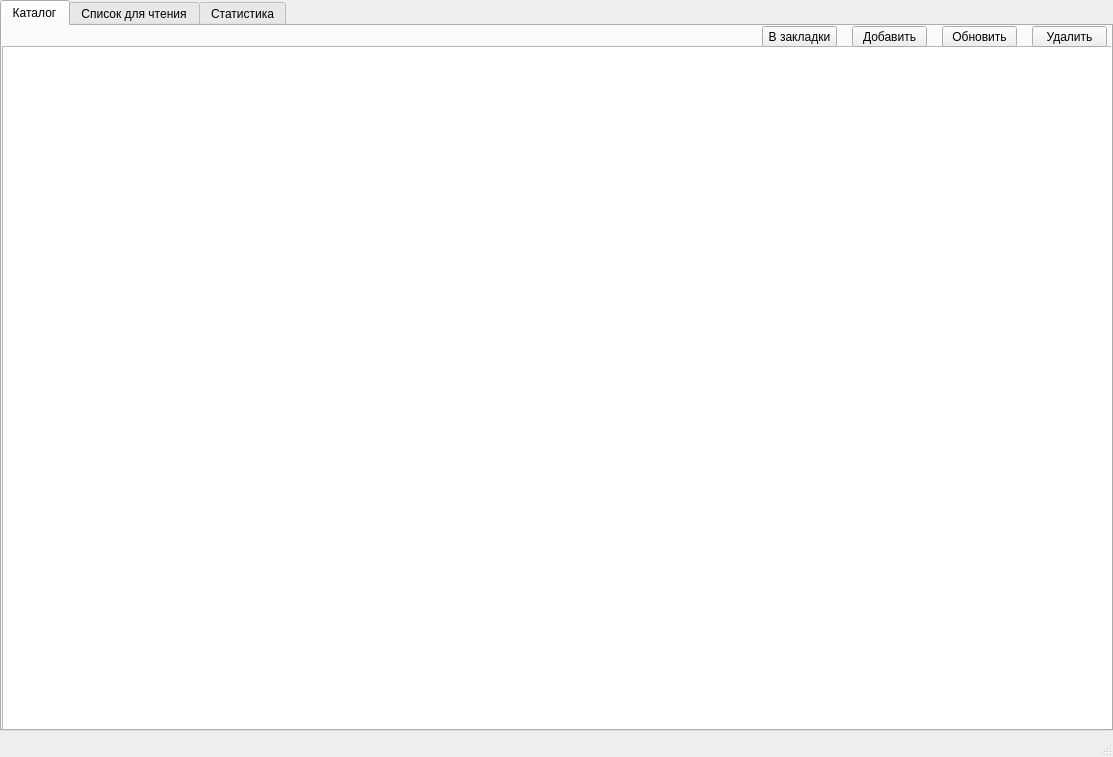
This is qt_design/qt_design/main_window.ui in sollmater/digital-library as Qt 5 draws it before an edit. The edited form follows.
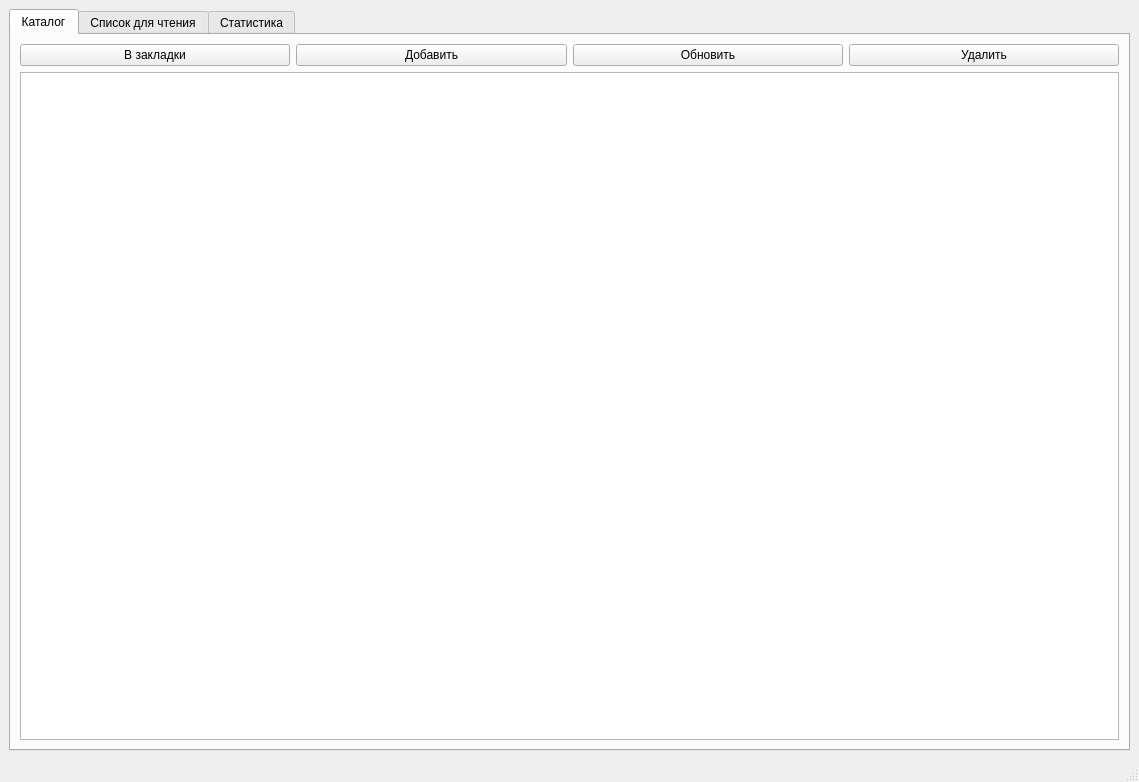
This is the edited form.

Commit message: обновление дизайна

Diff of the .ui file:
```diff
--- a/qt_design/qt_design/main_window.ui
+++ b/qt_design/qt_design/main_window.ui
@@ -9,8 +9,8 @@
    <rect>
     <x>0</x>
     <y>0</y>
-    <width>1113</width>
-    <height>757</height>
+    <width>1139</width>
+    <height>782</height>
    </rect>
   </property>
   <property name="sizePolicy">
@@ -21,14 +21,14 @@
   </property>
   <property name="minimumSize">
    <size>
-    <width>1113</width>
-    <height>757</height>
+    <width>0</width>
+    <height>0</height>
    </size>
   </property>
   <property name="maximumSize">
    <size>
-    <width>1113</width>
-    <height>757</height>
+    <width>16777215</width>
+    <height>16777215</height>
    </size>
   </property>
   <property name="windowTitle">
@@ -38,20 +38,14 @@
    <enum>Qt::LeftToRight</enum>
   </property>
   <widget class="QWidget" name="centralwidget">
+   <layout class="QGridLayout" name="gridLayout_7">
+    <item row="0" column="0">
    <widget class="QTabWidget" name="tabWidget">
     <property name="enabled">
      <bool>true</bool>
     </property>
-    <property name="geometry">
-     <rect>
-      <x>0</x>
-      <y>0</y>
-      <width>1113</width>
-      <height>731</height>
-     </rect>
-    </property>
     <property name="sizePolicy">
-     <sizepolicy hsizetype="Fixed" vsizetype="Fixed">
+       <sizepolicy hsizetype="Preferred" vsizetype="Preferred">
       <horstretch>0</horstretch>
       <verstretch>0</verstretch>
      </sizepolicy>
@@ -72,126 +66,112 @@
      <attribute name="title">
       <string>Каталог</string>
      </attribute>
-     <widget class="QTableWidget" name="tableWidget">
-      <property name="geometry">
-       <rect>
-        <x>0</x>
-        <y>20</y>
-        <width>1113</width>
-        <height>731</height>
-       </rect>
-      </property>
-     </widget>
-     <widget class="QPushButton" name="pushButton_2">
-      <property name="geometry">
-       <rect>
-        <x>1030</x>
-        <y>0</y>
-        <width>75</width>
-        <height>21</height>
-       </rect>
-      </property>
-      <property name="text">
-       <string>Удалить</string>
-      </property>
-     </widget>
+       <layout class="QGridLayout" name="gridLayout_6">
+        <item row="0" column="2">
      <widget class="QPushButton" name="pushButton_3">
-      <property name="geometry">
-       <rect>
-        <x>940</x>
-        <y>0</y>
-        <width>75</width>
-        <height>21</height>
-       </rect>
-      </property>
       <property name="text">
        <string>Обновить</string>
       </property>
      </widget>
+        </item>
+        <item row="0" column="3">
+         <widget class="QPushButton" name="pushButton_2">
+          <property name="text">
+           <string>Удалить</string>
+          </property>
+         </widget>
+        </item>
+        <item row="0" column="1">
      <widget class="QPushButton" name="pushButton_4">
-      <property name="geometry">
-       <rect>
-        <x>850</x>
-        <y>0</y>
-        <width>75</width>
-        <height>21</height>
-       </rect>
-      </property>
       <property name="text">
        <string>Добавить</string>
       </property>
      </widget>
+        </item>
+        <item row="1" column="0" colspan="4">
+         <widget class="QTableWidget" name="tableWidget"/>
+        </item>
+        <item row="0" column="0">
      <widget class="QPushButton" name="pushButton_5">
-      <property name="geometry">
-       <rect>
-        <x>760</x>
-        <y>0</y>
-        <width>75</width>
-        <height>21</height>
-       </rect>
-      </property>
       <property name="text">
        <string>В закладки</string>
       </property>
      </widget>
+        </item>
+       </layout>
     </widget>
     <widget class="QWidget" name="tab_2">
+       <property name="enabled">
+        <bool>true</bool>
+       </property>
+       <property name="maximumSize">
+        <size>
+         <width>16777215</width>
+         <height>16777215</height>
+        </size>
+       </property>
+       <property name="font">
+        <font>
+         <kerning>true</kerning>
+        </font>
+       </property>
      <attribute name="title">
       <string>Список для чтения</string>
      </attribute>
-     <widget class="QTableWidget" name="tableWidget_2">
-      <property name="geometry">
-       <rect>
-        <x>0</x>
-        <y>20</y>
-        <width>1113</width>
-        <height>731</height>
-       </rect>
-      </property>
-     </widget>
+       <layout class="QGridLayout" name="gridLayout_8">
+        <item row="2" column="0">
+         <widget class="QTableWidget" name="tableWidget_2"/>
+        </item>
+        <item row="0" column="0">
      <widget class="QPushButton" name="pushButton_6">
-      <property name="geometry">
-       <rect>
-        <x>1030</x>
-        <y>0</y>
-        <width>75</width>
-        <height>21</height>
-       </rect>
-      </property>
       <property name="text">
        <string>Удалить</string>
       </property>
      </widget>
+        </item>
+       </layout>
     </widget>
     <widget class="QWidget" name="tab_4">
      <attribute name="title">
       <string>Статистика</string>
      </attribute>
-     <widget class="QWidget" name="widget" native="true">
-      <property name="geometry">
-       <rect>
-        <x>0</x>
-        <y>0</y>
-        <width>1111</width>
-        <height>757</height>
-       </rect>
-      </property>
+       <layout class="QGridLayout" name="gridLayout_5">
+        <item row="0" column="1">
       <widget class="QPushButton" name="pushButton">
-       <property name="geometry">
-        <rect>
-         <x>920</x>
-         <y>10</y>
-         <width>181</width>
+          <property name="sizePolicy">
+           <sizepolicy hsizetype="Minimum" vsizetype="Fixed">
+            <horstretch>0</horstretch>
+            <verstretch>0</verstretch>
+           </sizepolicy>
+          </property>
+          <property name="minimumSize">
+           <size>
+            <width>545</width>
          <height>23</height>
-        </rect>
+           </size>
        </property>
        <property name="text">
         <string>Общая информация о профиле</string>
        </property>
       </widget>
-     </widget>
-    </widget>
-   </widget>
+        </item>
+        <item row="1" column="0">
+         <layout class="QGridLayout" name="gridLayout_2"/>
+        </item>
+        <item row="1" column="1">
+         <layout class="QGridLayout" name="gridLayout"/>
+        </item>
+        <item row="2" column="0">
+         <layout class="QGridLayout" name="gridLayout_3"/>
+        </item>
+        <item row="2" column="1">
+         <layout class="QGridLayout" name="gridLayout_4"/>
+        </item>
+       </layout>
+      </widget>
+     </widget>
+    </item>
+   </layout>
   </widget>
   <widget class="QStatusBar" name="statusbar"/>
   <action name="actionuil">
```
Lines whose indentation alone changed are shown as unchanged. The commit also changes 2 other files.
